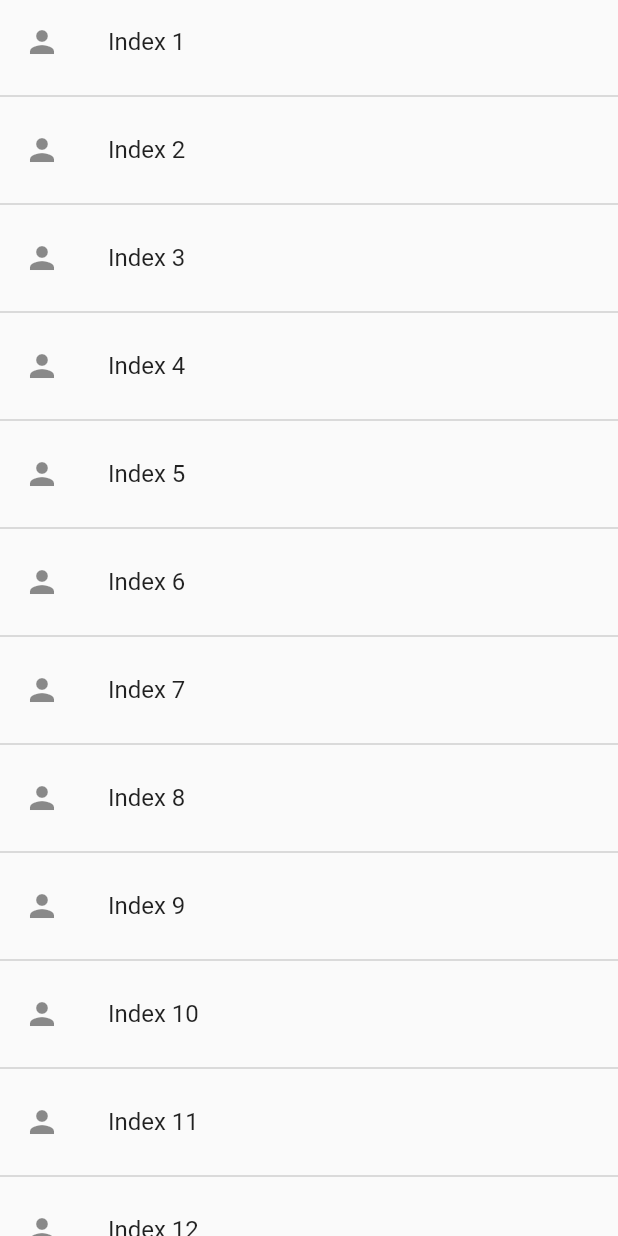
After one commit to Igormandello/pd-party-tickets, a Flutter app: the TicketList screen opened directly, on a phone screen of 412 x 824 dp. The commit adds this screen. Run offline on Flutter 3.47's test engine with Material 2 defaults, Android fonts, the phone set to English and light mode, and no system bars; missing offline and left inert: barcode_scan.

Commit message:
Starts the TicketList screen

```diff
--- a/pd_paty_tickets/lib/app.dart
+++ b/pd_paty_tickets/lib/app.dart
@@ -1,5 +1,6 @@
 import 'package:flutter/material.dart';
 import 'screens/HomePage.dart';
+import 'screens/TicketList.dart';
 
 class App extends StatelessWidget {
   App({ Key key, this.title }) : super(key: key);
@@ -23,7 +24,7 @@ class App extends StatelessWidget {
         body: TabBarView(
           children: [
             HomePage(),
-            HomePage(),
+            TicketList(),
           ],
         ),
       ),
--- /dev/null
+++ b/pd_paty_tickets/lib/screens/TicketList.dart
@@ -0,0 +1,24 @@
+import 'package:flutter/material.dart';
+
+class TicketList extends StatelessWidget {
+  final items = List<int>.generate(10000, (i) => i + 1);
+
+  @override
+  Widget build(BuildContext context) {
+    return Scaffold(
+      body: ListView.separated(
+        itemBuilder: (context, index) => Padding(
+          padding: EdgeInsets.all(0),
+          child: ListTile(
+            leading: Icon(Icons.person),
+            title: Text("Index ${items[index]}"),
+          ),
+        ),
+        separatorBuilder: (context, index) => Divider(
+          color: Colors.black26,
+        ),
+        itemCount: items.length,
+      )
+    );
+  }
+}
```
